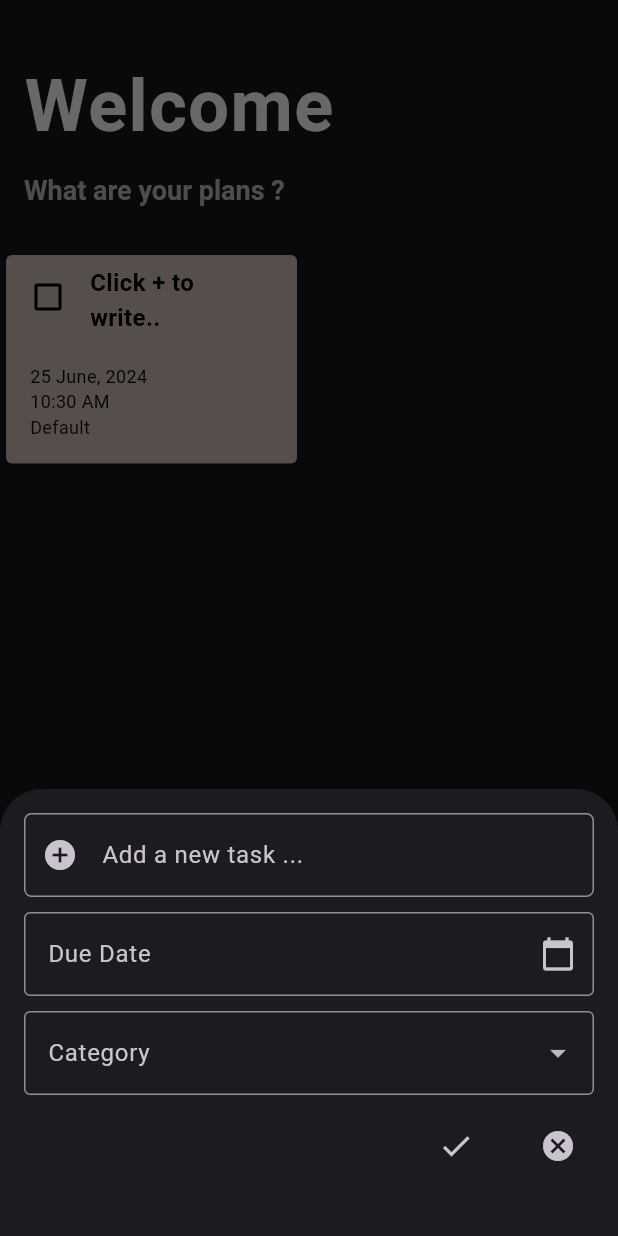
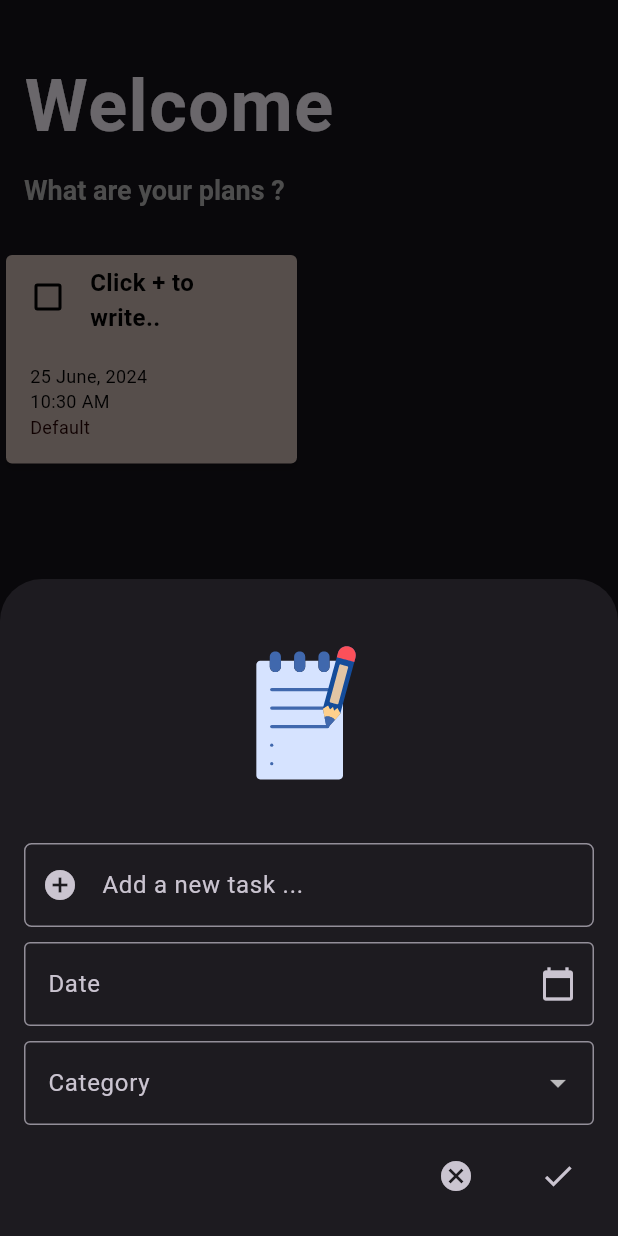
Before and after one commit to zephyR00S/taskzapp, a Flutter app: the screen it shows after launch, after a tap on the "add" icon, on a phone screen of 412 x 824 dp. Run offline on Flutter 3.47's test engine with Material 3 defaults, Android fonts, the phone set to English and light mode, and no system bars; drawn by our look-alikes of animated_text_kit, flutter_slidable; our stand-ins replace animated_splash_screen, google_fonts, hive_flutter, lottie; missing offline and left inert: mongo_dart; accounts and stored records are empty.

Commit message:
fixed dialogbox

```diff
--- a/lib/util/dialog_box.dart
+++ b/lib/util/dialog_box.dart
@@ -1,4 +1,5 @@
 import 'package:flutter/material.dart';
+import 'package:lottie/lottie.dart';
 import 'my_button.dart';
 
 class DialogBox extends StatefulWidget {
@@ -48,7 +49,9 @@ class _DialogBoxState extends State<DialogBox> {
 
   @override
   Widget build(BuildContext context) {
-    return Padding(
+    return AnimatedContainer(
+      duration: const Duration(milliseconds: 350),
+      curve: Curves.easeOutQuad,
       padding: EdgeInsets.only(
         bottom: MediaQuery.of(context).viewInsets.bottom,
       ),
@@ -58,6 +61,17 @@ class _DialogBoxState extends State<DialogBox> {
           child: Column(
             mainAxisSize: MainAxisSize.min,
             children: [
+              SizedBox(
+                height: 150,
+                // Adjust the height as needed
+                child: Lottie.asset(
+                    'assets/Lottie/Animation - 1719331492962.json',
+                    fit: BoxFit.contain,
+                    frameRate: const FrameRate(60)),
+              ),
+              const SizedBox(
+                height: 10,
+              ),
               TextField(
                 controller: widget.controller,
                 decoration: InputDecoration(
@@ -75,7 +89,7 @@ class _DialogBoxState extends State<DialogBox> {
                     child: TextField(
                       readOnly: true,
                       decoration: InputDecoration(
-                        labelText: 'Due Date',
+                        labelText: 'Date',
                         border: const OutlineInputBorder(),
                         suffixIcon: IconButton(
                           icon: const Icon(Icons.calendar_today),
@@ -123,26 +137,24 @@ class _DialogBoxState extends State<DialogBox> {
                 mainAxisAlignment: MainAxisAlignment.end,
                 children: [
                   MyButton(
+                    iconData: Icons.cancel,
+                    onPressed: () {
+                      widget.onCancel();
+                    },
+                  ),
+                  const SizedBox(width: 20),
+                  MyButton(
                     iconData: Icons.check,
                     onPressed: () {
                       widget.onSave(
                           _selectedDate, _selectedCategory ?? 'default');
                       _selectedDate = null;
                       _selectedCategory = null;
-                      Navigator.of(context).pop(); // Dismiss the bottom sheet
-                    },
-                  ),
-                  const SizedBox(width: 20),
-                  MyButton(
-                    iconData: Icons.cancel,
-                    onPressed: () {
-                      widget.onCancel();
+                      Navigator.of(context).pop();
                     },
                   ),
                 ],
               ),
-              // Add extra padding at the bottom
-              const SizedBox(height: 20),
             ],
           ),
         ),
--- a/pubspec.yaml
+++ b/pubspec.yaml
@@ -65,6 +65,7 @@ dev_dependencies:
 flutter:
   assets:
     - assets/Lottie/Animation - 1717667985450.json
+    - assets/Lottie/Animation - 1719331492962.json
   # The following line ensures that the Material Icons font is
   # included with your application, so that you can use the icons in
   # the material Icons class.
```
Also changed, not shown: assets/Lottie/Animation - 1719331492962.json (added, +1 -0 lines).
